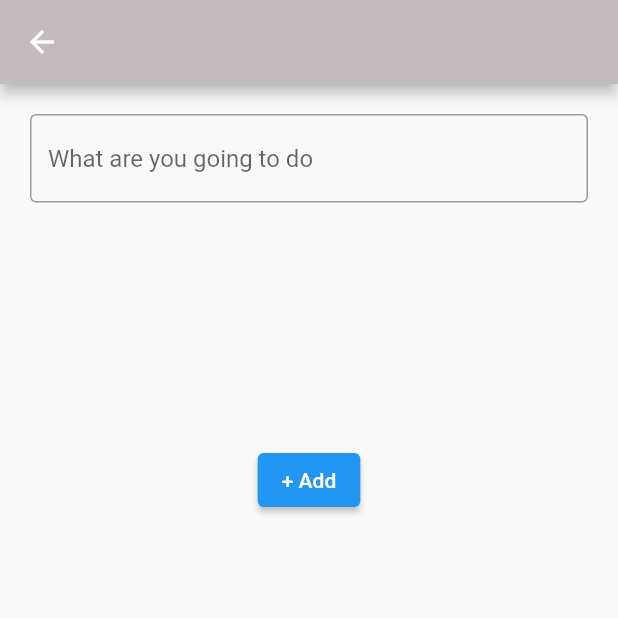
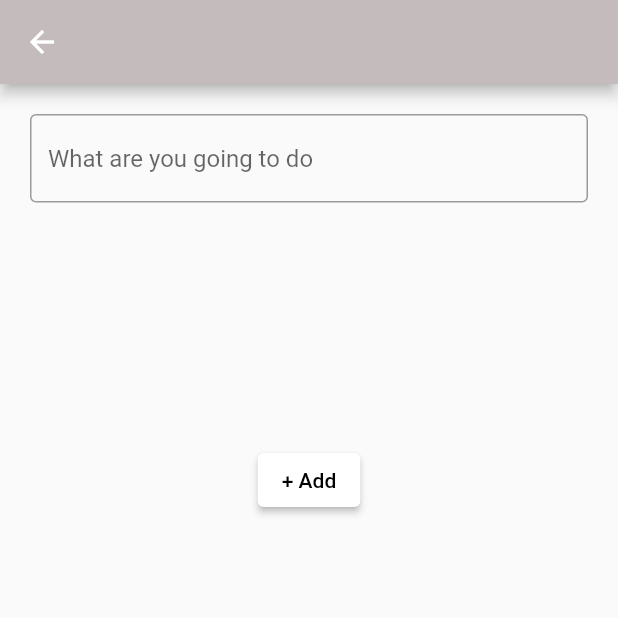
Before and after one commit to gu-tig333-ht23/gusoraman, a Flutter app: the screen it shows after launch, after a tap on the "add" icon, on a phone screen of 412 x 824 dp, the top half of it. Run offline on Flutter 3.47's test engine with Material 2 defaults, Android fonts, the phone set to English and light mode, and no system bars.

Commit message:
More UI colour changes to be consistent with the theme of the app as well making it so when you add an item you go back to the main todo page

```diff
--- a/lib/add_activity.dart
+++ b/lib/add_activity.dart
@@ -25,7 +25,12 @@ class AddActivity extends StatelessWidget {
                 child: TextFormField(
                   controller: _textEditingController,
                   decoration: InputDecoration(
-                    border: OutlineInputBorder(),
+                    border: OutlineInputBorder(borderSide: BorderSide(color: Colors.black)
+                    ),
+                    focusedBorder: OutlineInputBorder(
+                      borderSide: BorderSide(color: Colors.black), // Customize the focus color here.
+                      borderRadius: BorderRadius.all(Radius.circular(10.0)),
+                      ),
                     hintText: 'What are you going to do',
                   ),
                 ),
@@ -35,7 +40,15 @@ class AddActivity extends StatelessWidget {
               onPressed: () {
                 final String taskName = _textEditingController.text.trim();
                 todoProvider.addTask(TodoItem(name: taskName));
+                Navigator.push(
+                context,
+                MaterialPageRoute(builder: (context) => TodoList()),
+            );
               },
+              style: ElevatedButton.styleFrom(
+                backgroundColor: Colors.white,
+                foregroundColor: Colors.black,
+              ),
               child: Text("+ Add"),
             )
           ],
--- a/lib/todo_list.dart
+++ b/lib/todo_list.dart
@@ -38,6 +38,7 @@ class TodoProvider extends ChangeNotifier {
   }
 }
 
+//Själva huvudsidan som visar alla todo objekt
 class TodoList extends StatelessWidget {
   @override
   Widget build(BuildContext context) {
@@ -60,17 +61,22 @@ class TodoList extends StatelessWidget {
         },
         ),
         floatingActionButton:
-          FloatingActionButton(onPressed: () {
+          FloatingActionButton(
+            backgroundColor: Colors.white,
+            onPressed: () {
             Navigator.push(
               context,
               MaterialPageRoute(builder: (context) => AddActivity()),
             );
-          }, child: Icon(Icons.add)),
+          }, child: Icon(
+            Icons.add,
+            color: Colors.black)),
     );
   }
 }
 
-// Själva _todo widget som visar allt i själva todo UIn
+// Själva _todo widget som representerar Todo som objekt
+
 
 Widget _todo({required BuildContext context, required TodoItem task, required int index, VoidCallback? onRemove}) {
   Color textColor = task.isChecked ? Colors.grey : Colors.black;
```
